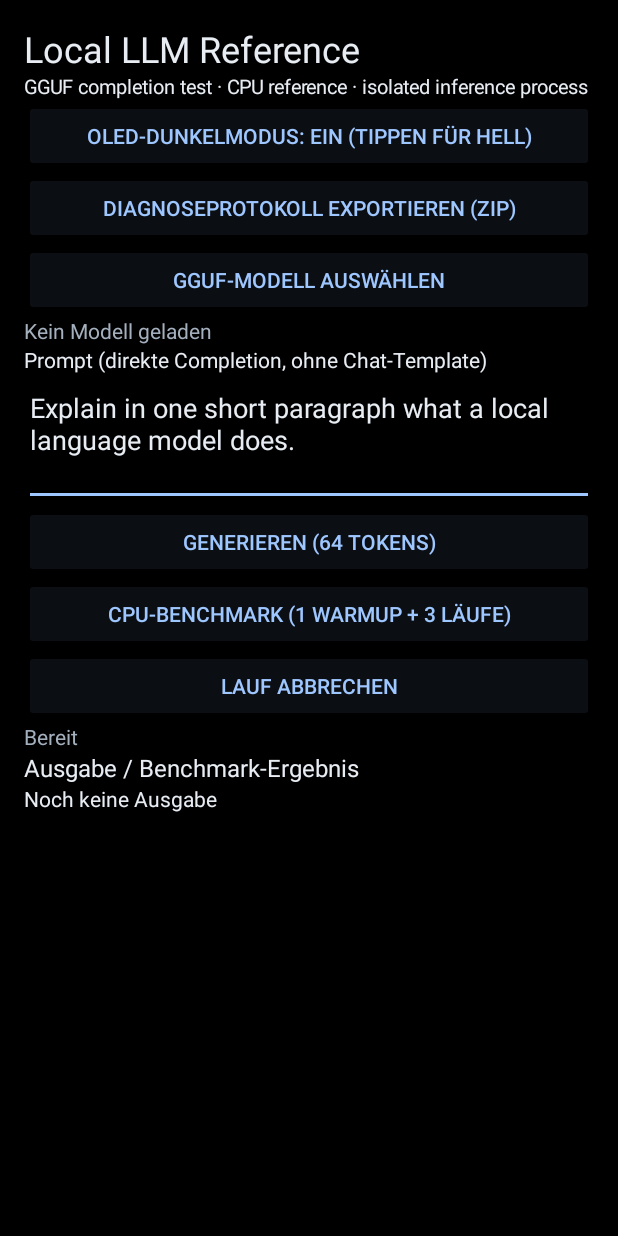
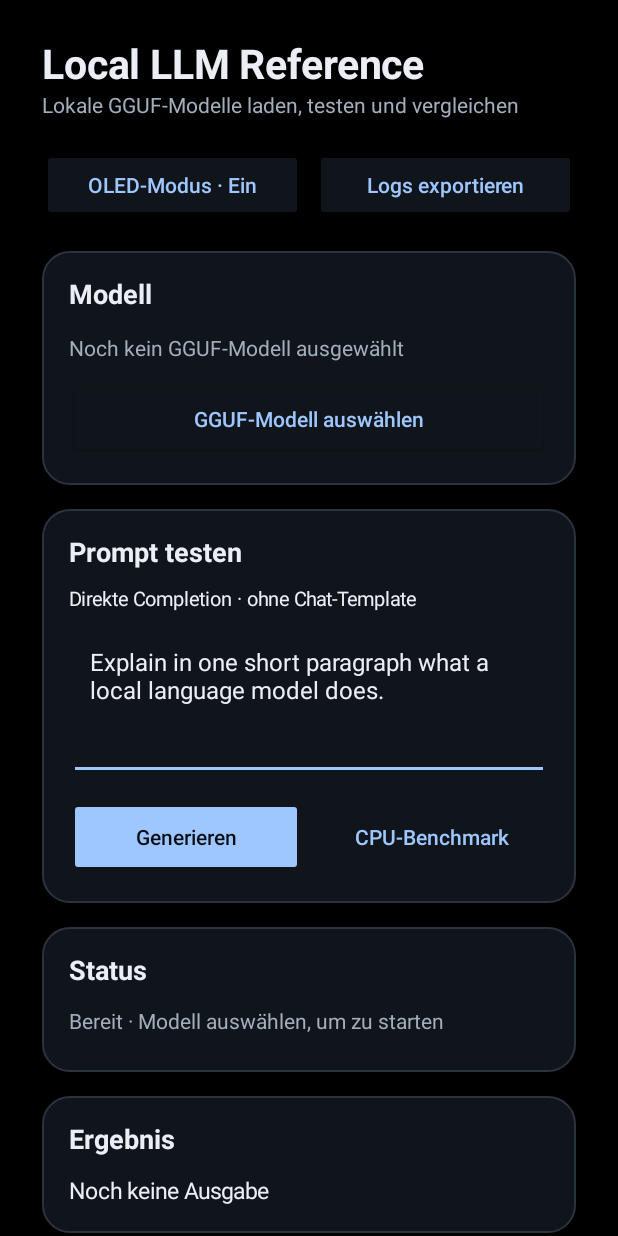
Before and after one commit to MrLongNight/Local_LLM_Reference, an Android app: the screen it shows after launch (MainActivity), on a phone screen of 412 x 824 dp. Run offline under Robolectric (Android 15) with nearby library versions, the phone set to English and light mode, and no system bars.

Commit message:
Polish reference app layout and OLED-first visual hierarchy

```diff
--- a/app/src/main/java/de/mrlongnight/llmreference/MainActivity.kt
+++ b/app/src/main/java/de/mrlongnight/llmreference/MainActivity.kt
@@ -3,6 +3,8 @@ package de.mrlongnight.llmreference
 import android.content.Intent
 import android.content.res.ColorStateList
 import android.graphics.Color
+import android.graphics.Typeface
+import android.graphics.drawable.GradientDrawable
 import android.database.Cursor
 import android.net.Uri
 import android.os.Bundle
@@ -13,6 +15,7 @@ import android.view.View
 import android.view.ViewGroup
 import android.widget.Button
 import android.widget.EditText
+import android.widget.FrameLayout
 import android.widget.LinearLayout
 import android.widget.ScrollView
 import android.widget.TextView
@@ -58,6 +61,13 @@ class MainActivity : ComponentActivity() {
     private lateinit var exportLogsButton: Button
     private lateinit var rootScrollView: ScrollView
     private lateinit var rootContent: LinearLayout
+    private lateinit var pageTitleView: TextView
+    private lateinit var pageSubtitleView: TextView
+    private lateinit var modelCard: LinearLayout
+    private lateinit var promptCard: LinearLayout
+    private lateinit var statusCard: LinearLayout
+    private lateinit var outputCard: LinearLayout
+    private val surfaceCards = mutableListOf<LinearLayout>()
     private var darkModeEnabled = true
 
     private val modelPicker = registerForActivityResult(ActivityResultContracts.OpenDocument()) { uri ->
@@ -81,78 +91,107 @@ class MainActivity : ComponentActivity() {
     private fun buildReferenceUi() {
         val content = LinearLayout(this).apply {
             orientation = LinearLayout.VERTICAL
-            setPadding(24, 24, 24, 24)
+            setPadding(dp(20), dp(24), dp(20), dp(32))
         }
 
-        content.addView(TextView(this).apply {
+        pageTitleView = TextView(this).apply {
             text = "Local LLM Reference"
-            textSize = 24f
-        }, matchWidth())
-        content.addView(TextView(this).apply {
-            text = "GGUF completion test · CPU reference · isolated inference process"
-            textSize = 13f
-        }, matchWidth())
+            textSize = 27f
+            setTypeface(typeface, Typeface.BOLD)
+        }
+        content.addView(pageTitleView, matchWidth())
 
+        pageSubtitleView = TextView(this).apply {
+            text = "Lokale GGUF-Modelle laden, testen und vergleichen"
+            textSize = 14f
+        }
+        content.addView(pageSubtitleView, matchWidth(bottom = 20))
+
+        val utilityRow = LinearLayout(this).apply {
+            orientation = LinearLayout.HORIZONTAL
+            gravity = Gravity.CENTER_VERTICAL
+        }
         themeButton = Button(this).apply {
+            isAllCaps = false
+            minHeight = dp(48)
             setOnClickListener { toggleDarkMode() }
         }
-        content.addView(themeButton, matchWidth())
-
         exportLogsButton = Button(this).apply {
-            text = "Diagnoseprotokoll exportieren (ZIP)"
+            text = "Logs exportieren"
+            isAllCaps = false
+            minHeight = dp(48)
             setOnClickListener {
                 diagnosticsExporter.launch("local-llm-diagnostics-${System.currentTimeMillis()}.zip")
             }
         }
-        content.addView(exportLogsButton, matchWidth())
+        utilityRow.addView(themeButton, weightedWidth(1f, end = 8))
+        utilityRow.addView(exportLogsButton, weightedWidth(1f))
+        content.addView(utilityRow, matchWidth(bottom = 20))
 
+        modelCard = sectionCard("Modell")
+        modelView = TextView(this).apply {
+            text = "Noch kein GGUF-Modell ausgewählt"
+            textSize = 14f
+            setPadding(0, dp(4), 0, dp(12))
+        }
+        modelCard.addView(modelView, matchWidth())
         selectModelButton = Button(this).apply {
             text = "GGUF-Modell auswählen"
+            isAllCaps = false
+            minHeight = dp(52)
             setOnClickListener {
                 modelPicker.launch(arrayOf("application/octet-stream", "application/x-gguf", "*/*"))
             }
         }
-        content.addView(selectModelButton, matchWidth())
+        modelCard.addView(selectModelButton, matchWidth())
+        content.addView(modelCard, matchWidth(bottom = 16))
 
-        modelView = TextView(this).apply {
-            text = "Kein Modell geladen"
-            textSize = 14f
-        }
-        content.addView(modelView, matchWidth())
-
-        content.addView(TextView(this).apply {
-            text = "Prompt (direkte Completion, ohne Chat-Template)"
-            textSize = 14f
+        promptCard = sectionCard("Prompt testen")
+        promptCard.addView(TextView(this).apply {
+            text = "Direkte Completion · ohne Chat-Template"
+            textSize = 13f
+            setPadding(0, 0, 0, dp(10))
         }, matchWidth())
-
         promptInput = EditText(this).apply {
-            minLines = 3
-            maxLines = 8
-            gravity = Gravity.TOP
+            minLines = 4
+            maxLines = 10
+            gravity = Gravity.TOP or Gravity.START
+            textSize = 16f
+            setPadding(dp(14), dp(12), dp(14), dp(12))
             inputType = InputType.TYPE_CLASS_TEXT or
                 InputType.TYPE_TEXT_FLAG_MULTI_LINE or
                 InputType.TYPE_TEXT_FLAG_CAP_SENTENCES
             setText("Explain in one short paragraph what a local language model does.")
         }
-        content.addView(promptInput, matchWidth())
+        promptCard.addView(promptInput, matchWidth(bottom = 12))
 
+        val actionRow = LinearLayout(this).apply {
+            orientation = LinearLayout.HORIZONTAL
+            gravity = Gravity.CENTER_VERTICAL
+        }
         generateButton = Button(this).apply {
-            text = "Generieren (64 Tokens)"
+            text = "Generieren"
+            isAllCaps = false
+            minHeight = dp(52)
             isEnabled = false
             setOnClickListener { generate() }
         }
-        content.addView(generateButton, matchWidth())
-
         benchmarkButton = Button(this).apply {
-            text = "CPU-Benchmark (1 Warmup + 3 Läufe)"
+            text = "CPU-Benchmark"
+            isAllCaps = false
+            minHeight = dp(52)
             isEnabled = false
             setOnClickListener { runBenchmark() }
         }
-        content.addView(benchmarkButton, matchWidth())
+        actionRow.addView(generateButton, weightedWidth(1f, end = 8))
+        actionRow.addView(benchmarkButton, weightedWidth(1f))
+        promptCard.addView(actionRow, matchWidth())
 
         cancelButton = Button(this).apply {
             text = "Lauf abbrechen"
-            isEnabled = false
+            isAllCaps = false
+            minHeight = dp(48)
+            visibility = View.GONE
             setOnClickListener {
                 EngineDiagnostics.warn("ui", "cancel_requested")
                 statusView.text = "Abbruch angefordert …"
@@ -160,34 +199,97 @@ class MainActivity : ComponentActivity() {
                 activeOperationJob?.cancel()
             }
         }
-        content.addView(cancelButton, matchWidth())
+        promptCard.addView(cancelButton, matchWidth(top = 8))
+        content.addView(promptCard, matchWidth(bottom = 16))
 
+        statusCard = sectionCard("Status")
         statusView = TextView(this).apply {
-            text = "Bereit"
+            text = "Bereit · Modell auswählen, um zu starten"
             textSize = 14f
+            setPadding(0, dp(2), 0, 0)
+            minHeight = dp(28)
         }
-        content.addView(statusView, matchWidth())
+        statusCard.addView(statusView, matchWidth())
+        content.addView(statusCard, matchWidth(bottom = 16))
 
-        content.addView(TextView(this).apply {
-            text = "Ausgabe / Benchmark-Ergebnis"
-            textSize = 16f
-        }, matchWidth())
-
+        outputCard = sectionCard("Ergebnis")
         outputView = TextView(this).apply {
             text = "Noch keine Ausgabe"
-            textSize = 14f
+            textSize = 15f
+            setLineSpacing(dp(3).toFloat(), 1f)
             setTextIsSelectable(true)
+            setPadding(0, dp(2), 0, 0)
         }
-        content.addView(outputView, matchWidth())
+        outputCard.addView(outputView, matchWidth())
+        content.addView(outputCard, matchWidth())
 
         rootContent = content
         rootScrollView = ScrollView(this).apply {
             isFillViewport = true
-            addView(content)
+            clipToPadding = false
+            addView(FrameLayout(this@MainActivity).apply {
+                addView(
+                    content,
+                    FrameLayout.LayoutParams(
+                        minOf(resources.displayMetrics.widthPixels - dp(16), dp(760)),
+                        ViewGroup.LayoutParams.WRAP_CONTENT,
+                        Gravity.TOP or Gravity.CENTER_HORIZONTAL,
+                    ),
+                )
+            })
         }
         setContentView(rootScrollView)
         applyTheme()
     }
+
+    private fun sectionCard(title: String): LinearLayout {
+        val card = LinearLayout(this).apply {
+            orientation = LinearLayout.VERTICAL
+            setPadding(dp(18), dp(16), dp(18), dp(18))
+            background = roundedSurface(Color.BLACK, Color.DKGRAY)
+        }
+        card.addView(TextView(this).apply {
+            text = title
+            textSize = 18f
+            setTypeface(typeface, Typeface.BOLD)
+            setPadding(0, 0, 0, dp(10))
+        }, matchWidth())
+        surfaceCards += card
+        return card
+    }
+
+    private fun roundedSurface(fill: Int, stroke: Int): GradientDrawable =
+        GradientDrawable().apply {
+            shape = GradientDrawable.RECTANGLE
+            cornerRadius = dp(18).toFloat()
+            setColor(fill)
+            setStroke(dp(1), stroke)
+        }
+
+    private fun dp(value: Int): Int =
+        (value * resources.displayMetrics.density + 0.5f).toInt()
+
+    private fun matchWidth(
+        top: Int = 0,
+        bottom: Int = 0,
+    ): LinearLayout.LayoutParams =
+        LinearLayout.LayoutParams(
+            ViewGroup.LayoutParams.MATCH_PARENT,
+            ViewGroup.LayoutParams.WRAP_CONTENT,
+        ).apply {
+            if (top != 0 || bottom != 0) {
+                topMargin = dp(top)
+                bottomMargin = dp(bottom)
+            }
+        }
+
+    private fun weightedWidth(
+        weight: Float,
+        end: Int = 0,
+    ): LinearLayout.LayoutParams =
+        LinearLayout.LayoutParams(0, ViewGroup.LayoutParams.WRAP_CONTENT, weight).apply {
+            if (end != 0) marginEnd = dp(end)
+        }
 
     private data class ThemePalette(
         val background: Int,
@@ -197,6 +299,8 @@ class MainActivity : ComponentActivity() {
         val accent: Int,
         val inputTint: Int,
         val systemBar: Int,
+        val cardStroke: Int,
+        val primaryTextOnAccent: Int,
     )
 
     private fun toggleDarkMode() {
@@ -212,31 +316,40 @@ class MainActivity : ComponentActivity() {
         val palette = if (darkModeEnabled) {
             ThemePalette(
                 background = Color.BLACK,
-                surface = Color.rgb(11, 14, 19),
-                text = Color.rgb(232, 237, 244),
-                secondaryText = Color.rgb(164, 176, 190),
+                surface = Color.rgb(16, 20, 27),
+                text = Color.rgb(235, 239, 245),
+                secondaryText = Color.rgb(163, 174, 188),
                 accent = Color.rgb(158, 198, 255),
                 inputTint = Color.rgb(158, 198, 255),
                 systemBar = Color.BLACK,
+                cardStroke = Color.rgb(43, 51, 63),
+                primaryTextOnAccent = Color.rgb(8, 14, 22),
             )
         } else {
             ThemePalette(
-                background = Color.rgb(246, 248, 251),
+                background = Color.rgb(244, 247, 251),
                 surface = Color.WHITE,
-                text = Color.rgb(20, 31, 43),
-                secondaryText = Color.rgb(75, 91, 108),
+                text = Color.rgb(24, 34, 48),
+                secondaryText = Color.rgb(77, 91, 108),
                 accent = Color.rgb(20, 86, 165),
                 inputTint = Color.rgb(20, 86, 165),
                 systemBar = Color.rgb(235, 240, 246),
+                cardStroke = Color.rgb(218, 225, 234),
+                primaryTextOnAccent = Color.WHITE,
             )
         }
 
         rootScrollView.setBackgroundColor(palette.background)
         rootContent.setBackgroundColor(palette.background)
         window.decorView.setBackgroundColor(palette.background)
+        surfaceCards.forEach { it.background = roundedSurface(palette.surface, palette.cardStroke) }
 
         fun tint(view: View) {
             when (view) {
+                generateButton -> {
+                    generateButton.setTextColor(palette.primaryTextOnAccent)
+                    generateButton.backgroundTintList = ColorStateList.valueOf(palette.accent)
+                }
                 is Button -> {
                     view.setTextColor(palette.accent)
                     view.backgroundTintList = ColorStateList.valueOf(palette.surface)
@@ -248,10 +361,9 @@ class MainActivity : ComponentActivity() {
                 }
                 is TextView -> {
                     view.setTextColor(
-                        if (view === statusView || view === modelView) {
-                            palette.secondaryText
-                        } else {
-                            palette.text
+                        when (view) {
+                            pageSubtitleView, statusView, modelView -> palette.secondaryText
+                            else -> palette.text
                         }
                     )
                 }
@@ -261,14 +373,12 @@ class MainActivity : ComponentActivity() {
             }
         }
         tint(rootContent)
-        themeButton.text = if (darkModeEnabled) "OLED-Dunkelmodus: EIN (tippen für Hell)" else {
-            "Darstellung: Hell (tippen für Dunkel)"
-        }
+        themeButton.text = if (darkModeEnabled) "OLED-Modus · Ein" else "Helles Design"
+        exportLogsButton.text = "Logs exportieren"
 
         window.statusBarColor = palette.systemBar
         window.navigationBarColor = palette.systemBar
         if (android.os.Build.VERSION.SDK_INT >= 29) {
-            // Keep Android from applying a light contrast scrim over the OLED-black bars.
             window.isStatusBarContrastEnforced = false
             window.isNavigationBarContrastEnforced = false
         }
@@ -306,9 +416,6 @@ class MainActivity : ComponentActivity() {
             }
         }
     }
-
-    private fun matchWidth(): LinearLayout.LayoutParams =
-        LinearLayout.LayoutParams(ViewGroup.LayoutParams.MATCH_PARENT, ViewGroup.LayoutParams.WRAP_CONTENT)
 
     private fun onModelSelected(uri: Uri) {
         val metadata = queryModelMetadata(uri)
@@ -539,6 +646,7 @@ class MainActivity : ComponentActivity() {
         generateButton.isEnabled = !busy && selectedModel != null
         benchmarkButton.isEnabled = !busy && selectedModel != null
         cancelButton.isEnabled = busy && cancelable
+        cancelButton.visibility = if (busy && cancelable) View.VISIBLE else View.GONE
     }
 
     private fun formatBytes(bytes: Long): String {
```
